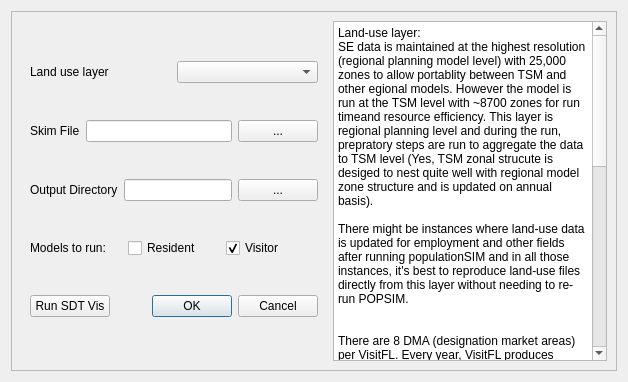
The window that ui/SDT_visitor.ui (TSMv6/tsm_panel) describes before a commit, drawn with Qt 5.
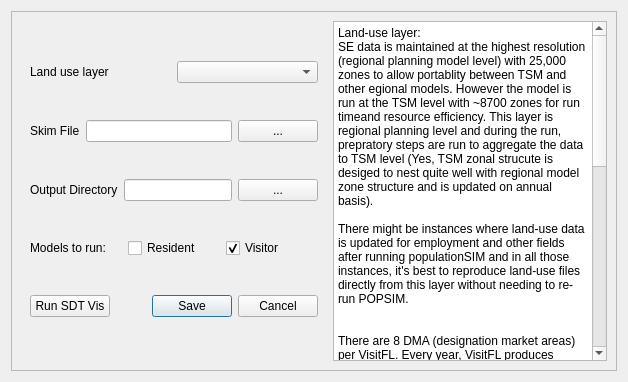
The same window after the commit.

Diff of the .ui file:
```diff
--- a/ui/SDT_visitor.ui
+++ b/ui/SDT_visitor.ui
@@ -125,7 +125,7 @@
               <enum>Qt::Horizontal</enum>
              </property>
              <property name="standardButtons">
-              <set>QDialogButtonBox::Cancel|QDialogButtonBox::Ok</set>
+              <set>QDialogButtonBox::Cancel|QDialogButtonBox::Save</set>
              </property>
             </widget>
            </item>
```
